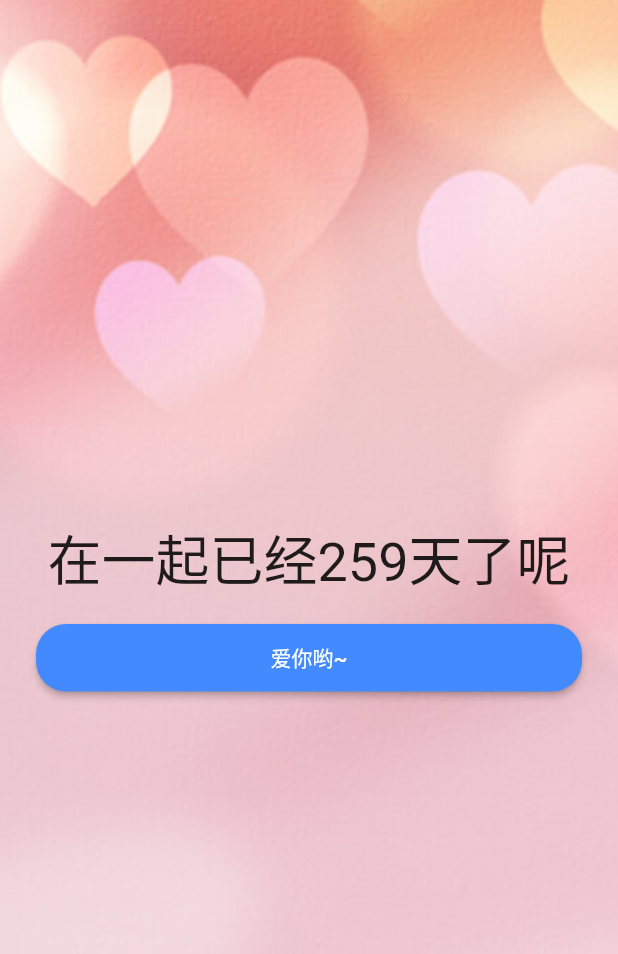
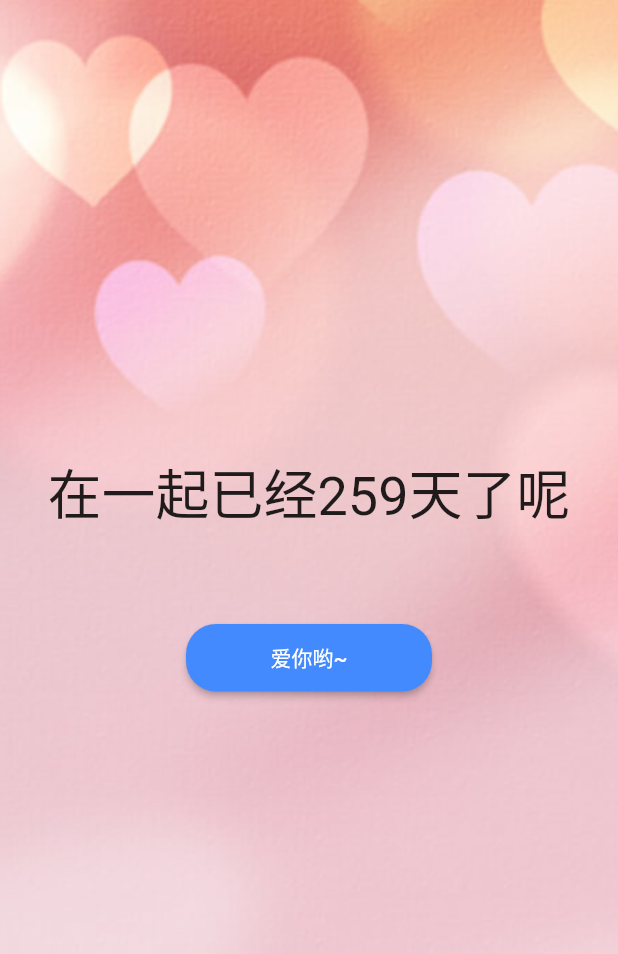
Before and after one commit to BigtoC/hnotes, a Flutter app: the screen it shows after launch, on a phone screen of 412 x 824 dp. Shown: the top 954 px of the screen. Run offline on Flutter 3.47's test engine with Material 2 defaults, Android fonts, the light colour scheme and no system bars.

Commit message:
Modify button size

```diff
--- a/lib/SplashScreen/days_since.dart
+++ b/lib/SplashScreen/days_since.dart
@@ -25,6 +25,7 @@ class _DaySince extends State<DaySince> {
         "在一起已经${daySince.toString()}天了呢",
         style: TextStyle(
           fontSize: 36,
+          color: Colors.black87,
         ),
       ),
     );
@@ -32,7 +33,10 @@ class _DaySince extends State<DaySince> {
 
   Widget loveUBtn() {
     return Padding(
-      padding: EdgeInsets.symmetric(vertical: 16.0),
+      padding: EdgeInsets.symmetric(
+        vertical: 60.0,
+        horizontal: 100.0
+      ),
       child: RaisedButton(
         shape: RoundedRectangleBorder(
           borderRadius: BorderRadius.circular(20),
```
